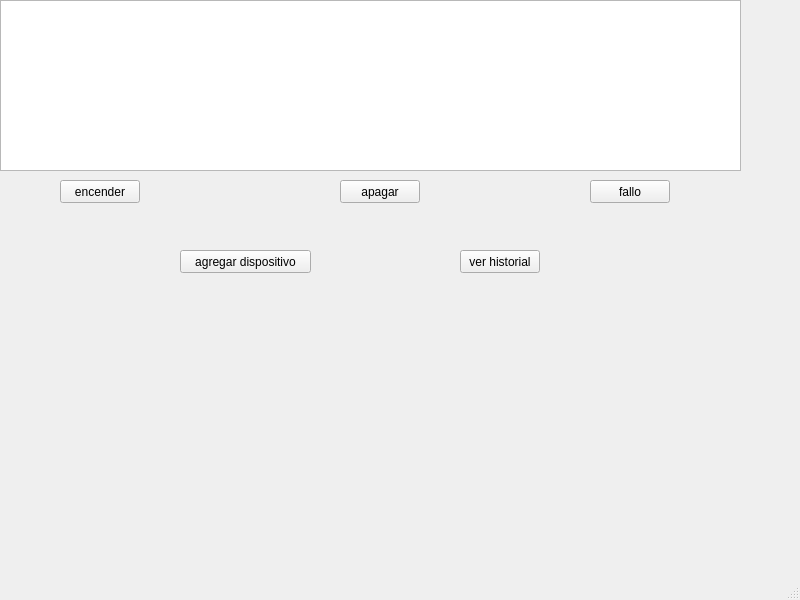
Qt form GestorDomotica/mainwindow.ui (juanplayer0/proyecto-final) before a commit.
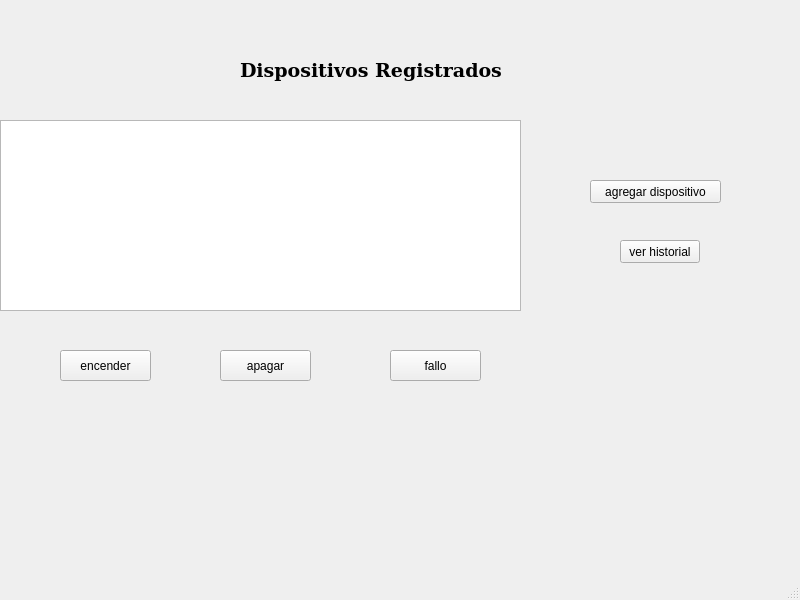
The same form after that commit.

Commit message: actualizacion interfaz

What changed in the file:
```diff
--- a/GestorDomotica/mainwindow.ui
+++ b/GestorDomotica/mainwindow.ui
@@ -18,9 +18,9 @@
     <property name="geometry">
      <rect>
       <x>0</x>
-      <y>0</y>
-      <width>741</width>
-      <height>171</height>
+      <y>120</y>
+      <width>521</width>
+      <height>191</height>
      </rect>
     </property>
    </widget>
@@ -28,9 +28,9 @@
     <property name="geometry">
      <rect>
       <x>60</x>
-      <y>180</y>
-      <width>80</width>
-      <height>23</height>
+      <y>350</y>
+      <width>91</width>
+      <height>31</height>
      </rect>
     </property>
     <property name="text">
@@ -40,10 +40,10 @@
    <widget class="QPushButton" name="pushButton_2">
     <property name="geometry">
      <rect>
-      <x>340</x>
-      <y>180</y>
-      <width>80</width>
-      <height>23</height>
+      <x>220</x>
+      <y>350</y>
+      <width>91</width>
+      <height>31</height>
      </rect>
     </property>
     <property name="text">
@@ -53,10 +53,10 @@
    <widget class="QPushButton" name="pushButton_3">
     <property name="geometry">
      <rect>
-      <x>590</x>
-      <y>180</y>
-      <width>80</width>
-      <height>23</height>
+      <x>390</x>
+      <y>350</y>
+      <width>91</width>
+      <height>31</height>
      </rect>
     </property>
     <property name="text">
@@ -66,8 +66,8 @@
    <widget class="QPushButton" name="pushButton_4">
     <property name="geometry">
      <rect>
-      <x>180</x>
-      <y>250</y>
+      <x>590</x>
+      <y>180</y>
       <width>131</width>
       <height>23</height>
      </rect>
@@ -79,8 +79,8 @@
    <widget class="QPushButton" name="pushButton_5">
     <property name="geometry">
      <rect>
-      <x>460</x>
-      <y>250</y>
+      <x>620</x>
+      <y>240</y>
       <width>80</width>
       <height>23</height>
      </rect>
@@ -89,6 +89,27 @@
      <string>ver historial</string>
     </property>
    </widget>
+   <widget class="QLabel" name="label">
+    <property name="geometry">
+     <rect>
+      <x>240</x>
+      <y>60</y>
+      <width>271</width>
+      <height>21</height>
+     </rect>
+    </property>
+    <property name="font">
+     <font>
+      <family>DejaVu Serif</family>
+      <pointsize>14</pointsize>
+      <weight>75</weight>
+      <bold>true</bold>
+     </font>
+    </property>
+    <property name="text">
+     <string>Dispositivos Registrados</string>
+    </property>
+   </widget>
   </widget>
   <widget class="QMenuBar" name="menubar">
    <property name="geometry">
```
